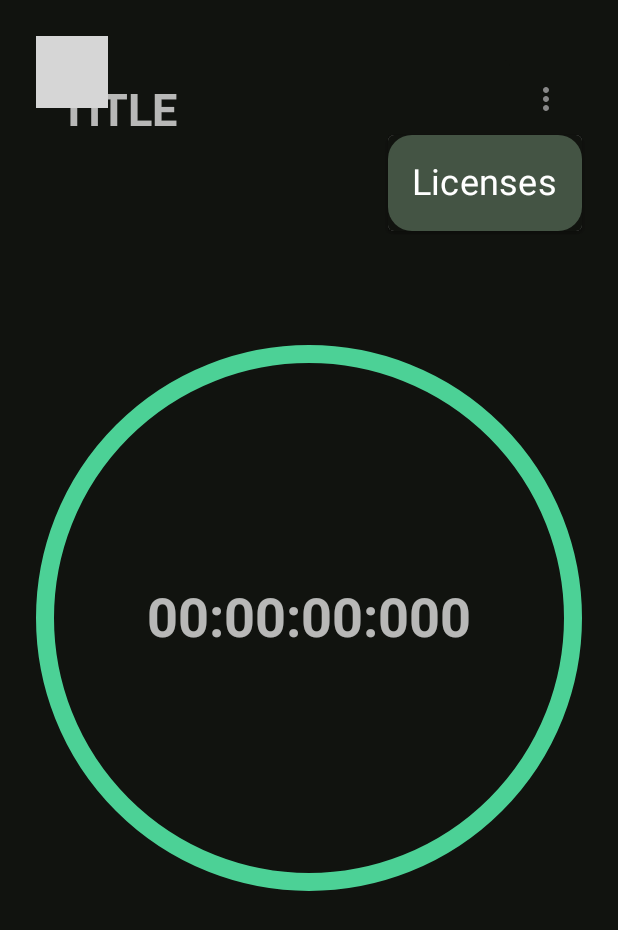
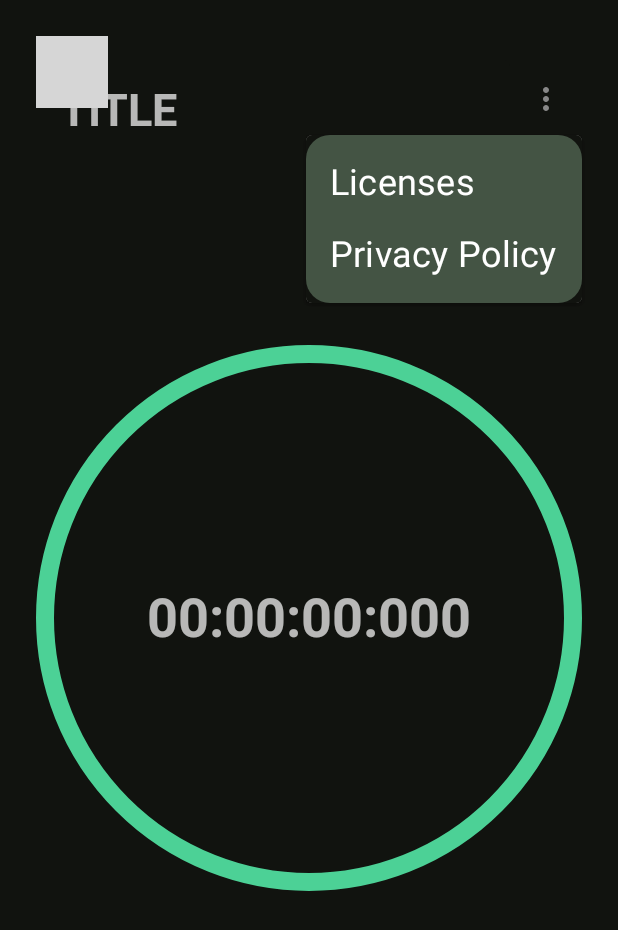
Before and after one commit to kokoichi206/count-down-timer, an Android app built with Jetpack Compose: the screen it shows after launch (MainActivity), after a tap on "MoreVert icon", on a phone screen of 412 x 824 dp. Shown: the top 930 px of the screen. Run offline under Robolectric (Android 15) with nearby library versions, the phone set to English and light mode, and no system bars; our stand-ins replace accompanist; libraries missing offline, so code that uses them is left out: com.google.android.gms, com.vanpra.composematerialdialogs; 4 statements that could not run were skipped; grey boxes are pictures that could not be loaded.

Commit message:
viewにプラポリの表示を追加 (#14)

```diff
--- a/app/src/main/java/jp/mydns/kokoichi0206/countdowntimer/module/main/contract/MainContract.kt
+++ b/app/src/main/java/jp/mydns/kokoichi0206/countdowntimer/module/main/contract/MainContract.kt
@@ -50,5 +50,7 @@ class MainContract {
         suspend fun onTitleRegistered(title: String)
 
         fun onLicenseClicked()
+
+        fun onPrivacyPolicyClicked()
     }
 }
--- a/app/src/main/java/jp/mydns/kokoichi0206/countdowntimer/module/main/presenter/MainPresenter.kt
+++ b/app/src/main/java/jp/mydns/kokoichi0206/countdowntimer/module/main/presenter/MainPresenter.kt
@@ -39,6 +39,9 @@ class MainPresenter(
         router?.launchLicenseActivity()
     }
 
+    override fun onPrivacyPolicyClicked() {
+    }
+
     override fun onReadInitialSettingsCompleted(
         title: String,
         startedAt: LocalDateTime,
--- a/app/src/main/java/jp/mydns/kokoichi0206/countdowntimer/module/main/view/HomeView.kt
+++ b/app/src/main/java/jp/mydns/kokoichi0206/countdowntimer/module/main/view/HomeView.kt
@@ -147,6 +147,7 @@ fun Home(
                     expanded = expanded,
                     onDismissRequest = { expanded = false }
                 ) {
+                    // License menu
                     DropdownMenuItem(
                         modifier = Modifier
                             .testTag(TestTags.LICENSE_MENU),
@@ -158,6 +159,23 @@ fun Home(
                     ) {
                         Text(
                             text = Constants.LICENSE_MENU,
+                            fontSize = 24.sp,
+                            color = Color.White,
+                        )
+                    }
+
+                    // Privacy Policy menu
+                    DropdownMenuItem(
+                        modifier = Modifier
+                            .testTag(TestTags.LICENSE_MENU),
+                        onClick = {
+                            expanded = false
+                            // presenter に通知
+                            presenter.onPrivacyPolicyClicked()
+                        }
+                    ) {
+                        Text(
+                            text = Constants.PRIVACY_POLICY_MENU,
                             fontSize = 24.sp,
                             color = Color.White,
                         )
--- a/app/src/main/java/jp/mydns/kokoichi0206/countdowntimer/util/Constants.kt
+++ b/app/src/main/java/jp/mydns/kokoichi0206/countdowntimer/util/Constants.kt
@@ -33,4 +33,5 @@ object Constants {
     const val DESCRIPTION_MORE_VERT_ICON = "MoreVert icon"
     const val LICENSE_MENU = "Licenses"
     const val LICENSE_TITLE = "License Information"
+    const val PRIVACY_POLICY_MENU = "Privacy Policy"
 }
```
